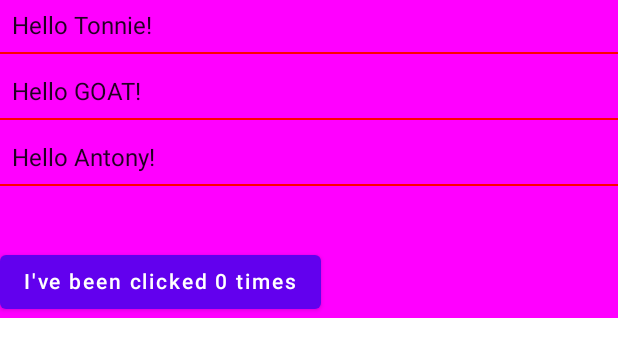
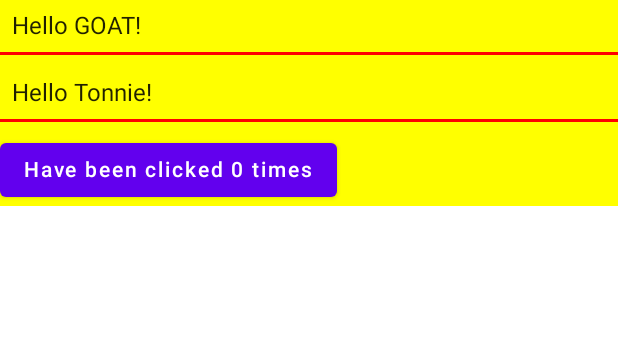
Before and after one commit to Tonnie-Dev/ComposeIntro, an Android app built with Jetpack Compose: the @Preview function DefaultPreview, on a phone screen of 412 x 824 dp. Shown: the top 357 px of the screen. Run offline under Robolectric (Android 15) with nearby library versions, the phone set to English and light mode, and no system bars.

Commit message:
Create Counter Function

```diff
--- a/app/src/main/java/com/uxstate/MainActivity.kt
+++ b/app/src/main/java/com/uxstate/MainActivity.kt
@@ -8,9 +8,7 @@ import androidx.compose.foundation.layout.Spacer
 import androidx.compose.foundation.layout.height
 import androidx.compose.foundation.layout.padding
 import androidx.compose.material.*
-import androidx.compose.runtime.Composable
-import androidx.compose.runtime.mutableStateOf
-import androidx.compose.runtime.remember
+import androidx.compose.runtime.*
 import androidx.compose.ui.Modifier
 import androidx.compose.ui.graphics.Color
 import androidx.compose.ui.tooling.preview.Preview
@@ -23,25 +21,15 @@ class MainActivity : ComponentActivity() {
     override fun onCreate(savedInstanceState: Bundle?) {
         super.onCreate(savedInstanceState)
         setContent {
-            AppContainer{}
+            /*AppContainer is passed an empty function
+            where we call the MyScreenContent composable*/
+            AppContainer {MyScreenContent()}
         }
     }
 }
 
 
-@Composable
-fun MyApp(content: @Composable () -> Unit) {
-    ComposeIntroTheme {
-        Surface(color = Color.Magenta) {
 
-
-            content()
-        }
-
-
-    }
-
-}
 
 @Composable
 fun Greeting(name: String) {
@@ -54,35 +42,39 @@ fun Greeting(name: String) {
 
 
 @Composable
-fun MyScreenContent(names: List<String> = listOf("Tonnie", "GOAT", "Antony")) {
+fun MyScreenContent(names: List<String> = listOf("GOAT", "Tonnie")) {
 
+//wrap in Column for vertical orientation.
+    Column {
+        for (name in names) {
 
-    Column {
-
-        for (name in names) {
             Greeting(name)
 
-            Divider(color = Color.Red)
-            Spacer(modifier = Modifier.height(8.dp))
+            //add Divider and Spacer
+            Divider(color = Color.Red, thickness = 2.dp)
+            Spacer(Modifier.height(8.dp))
+
         }
-        Divider(color = Color.Transparent, thickness = 32.dp)
+
         Counter()
     }
-
 }
 
 
 
+
+
 @Composable
-fun Counter(){
+fun Counter() {
 
+//initialize count using remember
 
     val count = remember{ mutableStateOf(0)}
 
+    //use count.value to retrieve counter value
+    Button(onClick = { count.value ++ }) {
 
-    Button(onClick = { count.value++ }) {
-
-        Text("I've been clicked ${count.value} times")
+        Text(text = "Have been clicked ${count.value} times")
     }
 
 }
@@ -91,22 +83,18 @@ fun Counter(){
 @Composable
 fun DefaultPreview() {
     ComposeIntroTheme {
-        MyApp {
+        AppContainer {
             MyScreenContent()
-        }
-    }
+	}    }
 }
 
 
+@Composable
+fun AppContainer(fxn: @Composable () -> Unit) {
 
+    ComposeIntroTheme {
 
-
-@Composable
-fun AppContainer(fxn:@Composable ()-> Unit){
-
-    ComposeIntroTheme{
-
-        Surface(color = Color.Black) {
+        Surface(color = Color.Yellow) {
             fxn()
         }
     }
```
